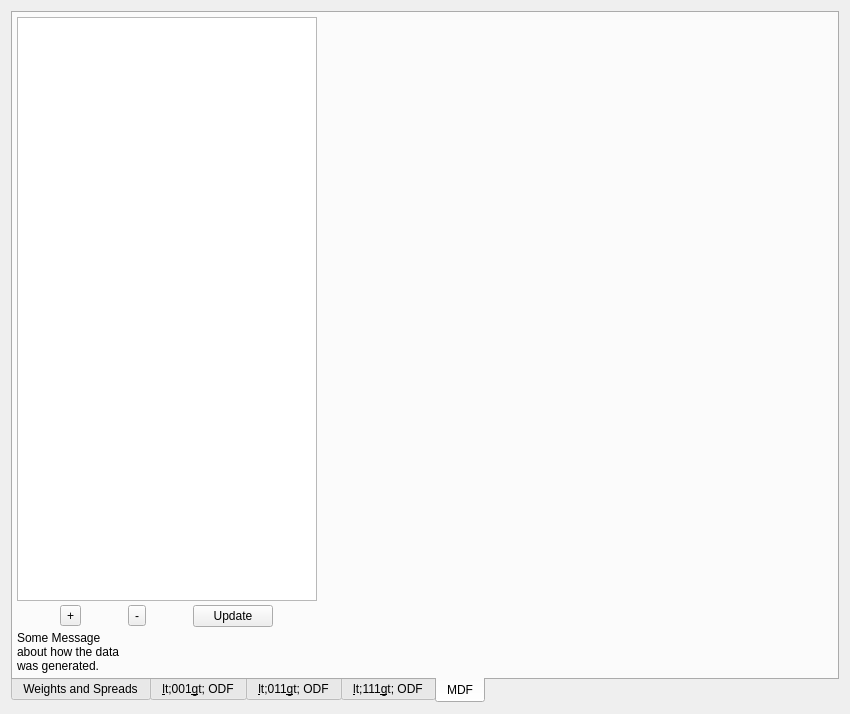
Above: Source/StatsGenerator/UI_Files/StatsGenODFWidget.ui from BlueQuartzSoftware/DREAM3D before the change. Below: the same form after it.
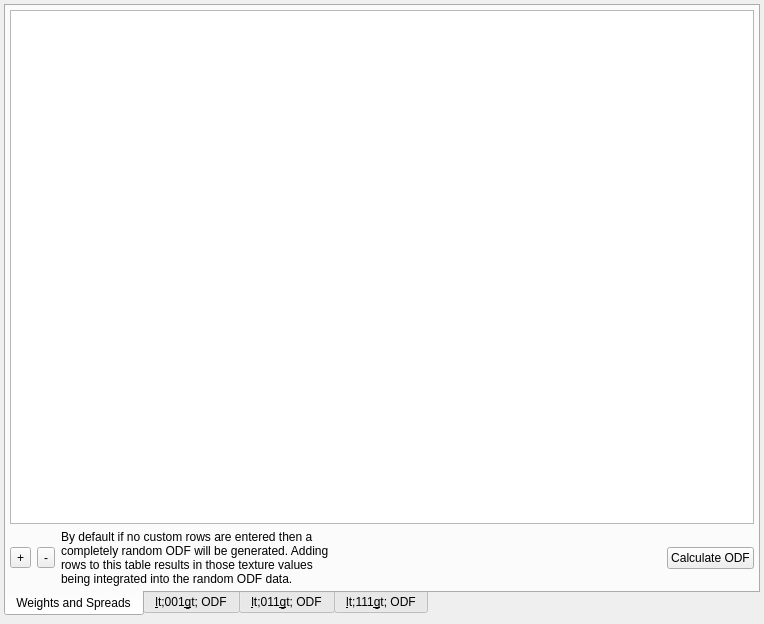
That is the form after the change. The open tabs and pages were chosen to show the change. Custom widgets are drawn as their Qt base class.

Commit message: commiting code with changes in texture.h to do odf calculations

```diff
--- a/Source/StatsGenerator/UI_Files/StatsGenODFWidget.ui
+++ b/Source/StatsGenerator/UI_Files/StatsGenODFWidget.ui
@@ -6,14 +6,29 @@
    <rect>
     <x>0</x>
     <y>0</y>
-    <width>850</width>
-    <height>714</height>
+    <width>764</width>
+    <height>624</height>
    </rect>
   </property>
   <property name="windowTitle">
    <string>Form</string>
   </property>
   <layout class="QVBoxLayout" name="verticalLayout_2">
+   <property name="spacing">
+    <number>6</number>
+   </property>
+   <property name="leftMargin">
+    <number>4</number>
+   </property>
+   <property name="topMargin">
+    <number>4</number>
+   </property>
+   <property name="rightMargin">
+    <number>4</number>
+   </property>
+   <property name="bottomMargin">
+    <number>8</number>
+   </property>
    <item>
     <widget class="QTabWidget" name="tabWidget">
      <property name="tabPosition">
@@ -27,8 +42,11 @@
        <string>Weights and Spreads</string>
       </attribute>
       <layout class="QGridLayout" name="gridLayout">
+       <property name="margin">
+        <number>4</number>
+       </property>
        <item row="0" column="0">
-        <widget class="QTableView" name="m_TableView_2">
+        <widget class="QTableView" name="m_ODFTableView">
          <property name="sizePolicy">
           <sizepolicy hsizetype="Minimum" vsizetype="Expanding">
            <horstretch>0</horstretch>
@@ -44,24 +62,34 @@
         </widget>
        </item>
        <item row="1" column="0">
-        <layout class="QHBoxLayout" name="horizontalLayout_4" stretch="0,0,0">
+        <layout class="QHBoxLayout" name="horizontalLayout_4" stretch="0,0,0,0,0">
          <property name="sizeConstraint">
           <enum>QLayout::SetMinAndMaxSize</enum>
          </property>
          <item>
-          <widget class="QToolButton" name="addTextureBtn">
+          <widget class="QToolButton" name="addODFTextureBtn">
            <property name="text">
             <string>+</string>
            </property>
           </widget>
          </item>
          <item>
-          <widget class="QToolButton" name="deleteTextureBtn">
+          <widget class="QToolButton" name="deleteODFTextureBtn">
            <property name="text">
             <string>-</string>
            </property>
           </widget>
          </item>
+         <item>
+          <widget class="QLabel" name="label_2">
+           <property name="text">
+            <string>By default if no custom rows are entered then a completely random ODF will be generated. Adding rows to this table results in those texture values being integrated into the random ODF data.</string>
+           </property>
+           <property name="wordWrap">
+            <bool>true</bool>
+           </property>
+          </widget>
+         </item>
          <item>
           <spacer name="horizontalSpacer_2">
            <property name="orientation">
@@ -75,10 +103,6 @@
            </property>
           </spacer>
          </item>
-        </layout>
-       </item>
-       <item row="3" column="0">
-        <layout class="QHBoxLayout" name="horizontalLayout">
          <item>
           <widget class="QPushButton" name="m_CalculateODFBtn">
            <property name="text">
@@ -86,31 +110,8 @@
            </property>
           </widget>
          </item>
-         <item>
-          <spacer name="horizontalSpacer">
-           <property name="orientation">
-            <enum>Qt::Horizontal</enum>
-           </property>
-           <property name="sizeHint" stdset="0">
-            <size>
-             <width>40</width>
-             <height>20</height>
-            </size>
-           </property>
-          </spacer>
-         </item>
         </layout>
        </item>
-       <item row="2" column="0">
-        <widget class="QTableView" name="m_TableView">
-         <property name="sizePolicy">
-          <sizepolicy hsizetype="Minimum" vsizetype="Minimum">
-           <horstretch>0</horstretch>
-           <verstretch>0</verstretch>
-          </sizepolicy>
-         </property>
-        </widget>
-       </item>
       </layout>
      </widget>
      <widget class="QWidget" name="tab_2">
@@ -206,99 +207,6 @@
        </item>
       </layout>
      </widget>
-     <widget class="QWidget" name="mdf_tab">
-      <attribute name="title">
-       <string>MDF</string>
-      </attribute>
-      <layout class="QHBoxLayout" name="horizontalLayout_3">
-       <property name="spacing">
-        <number>4</number>
-       </property>
-       <property name="margin">
-        <number>4</number>
-       </property>
-       <item>
-        <layout class="QVBoxLayout" name="verticalLayout_6">
-         <item>
-          <widget class="QTableView" name="m_MDFTableView">
-           <property name="sizePolicy">
-            <sizepolicy hsizetype="Minimum" vsizetype="Ignored">
-             <horstretch>0</horstretch>
-             <verstretch>0</verstretch>
-            </sizepolicy>
-           </property>
-           <property name="minimumSize">
-            <size>
-             <width>300</width>
-             <height>0</height>
-            </size>
-           </property>
-          </widget>
-         </item>
-         <item>
-          <layout class="QHBoxLayout" name="horizontalLayout_2" stretch="0,0,0">
-           <property name="sizeConstraint">
-            <enum>QLayout::SetMinAndMaxSize</enum>
-           </property>
-           <item>
-            <widget class="QToolButton" name="addMDFRowBtn">
-             <property name="text">
-              <string>+</string>
-             </property>
-            </widget>
-           </item>
-           <item>
-            <widget class="QToolButton" name="deleteMDFRowBtn">
-             <property name="text">
-              <string>-</string>
-             </property>
-            </widget>
-           </item>
-           <item>
-            <widget class="QPushButton" name="m_MDFUpdateBtn">
-             <property name="sizePolicy">
-              <sizepolicy hsizetype="Fixed" vsizetype="Fixed">
-               <horstretch>0</horstretch>
-               <verstretch>0</verstretch>
-              </sizepolicy>
-             </property>
-             <property name="text">
-              <string>Update</string>
-             </property>
-            </widget>
-           </item>
-          </layout>
-         </item>
-         <item>
-          <widget class="QLabel" name="label">
-           <property name="sizePolicy">
-            <sizepolicy hsizetype="Maximum" vsizetype="Maximum">
-             <horstretch>0</horstretch>
-             <verstretch>0</verstretch>
-            </sizepolicy>
-           </property>
-           <property name="text">
-            <string>Some Message about how the data was generated.</string>
-           </property>
-           <property name="wordWrap">
-            <bool>true</bool>
-           </property>
-          </widget>
-         </item>
-        </layout>
-       </item>
-       <item>
-        <widget class="QwtPlot" name="m_MDFPlot">
-         <property name="sizePolicy">
-          <sizepolicy hsizetype="Ignored" vsizetype="Ignored">
-           <horstretch>0</horstretch>
-           <verstretch>0</verstretch>
-          </sizepolicy>
-         </property>
-        </widget>
-       </item>
-      </layout>
-     </widget>
     </widget>
    </item>
   </layout>
```
The commit also changes 22 other files.
